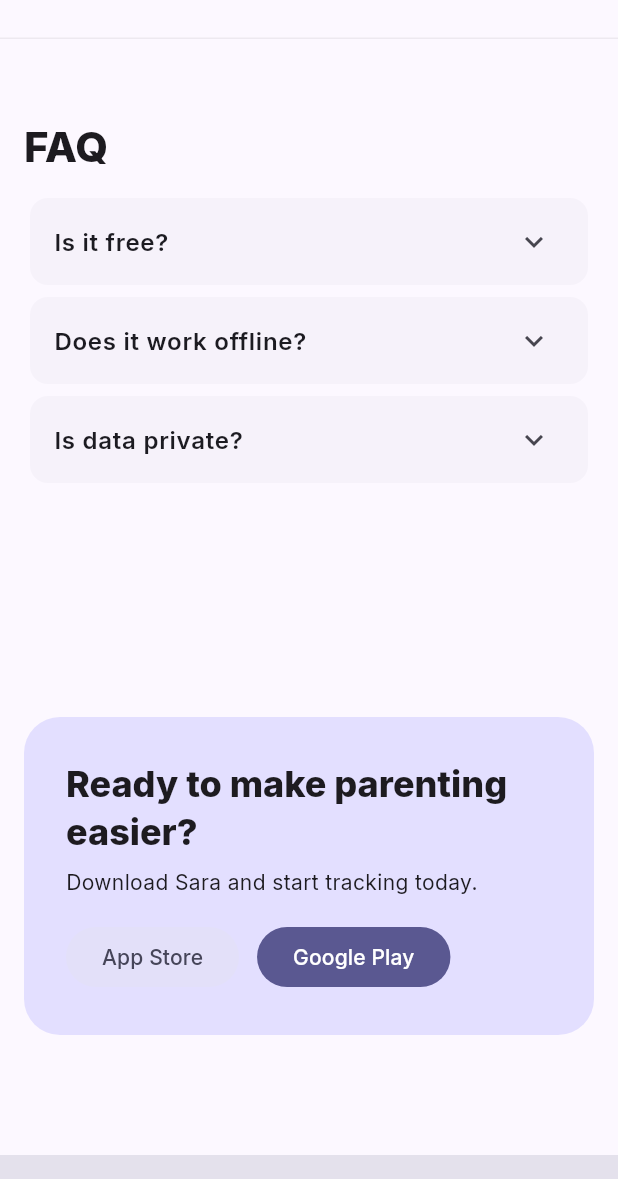
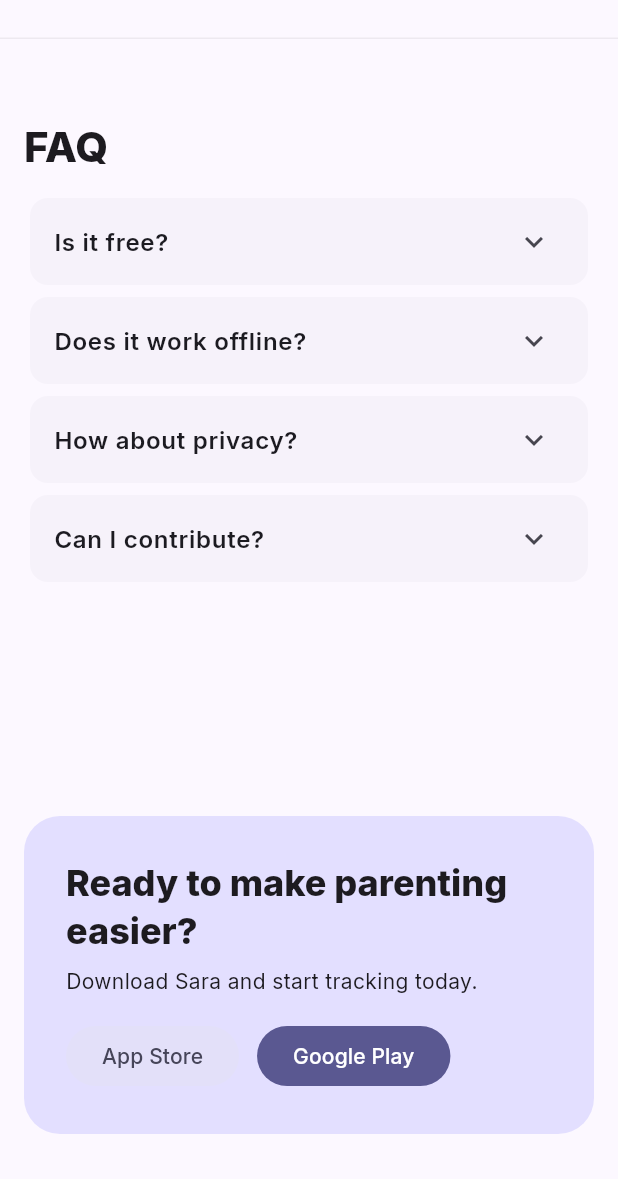
Before and after one commit to suleymansurucu/sara_baby_landing, a Flutter app: the screen it shows after launch, scrolled down 2880 dp, on a phone screen of 412 x 824 dp, the part 57-1236 px from its top. Run offline on Flutter 3.47's test engine with Material 3 defaults, Android fonts, the phone set to English and light mode, and no system bars; our stand-ins replace google_fonts.

Commit message:
feat: update FAQ section for clarity and add contribution information

```diff
--- a/lib/section/faq_section.dart
+++ b/lib/section/faq_section.dart
@@ -7,9 +7,10 @@
   @override
   Widget build(BuildContext context) {
     final faqs = [
-      ('Is it free?', 'Yes. The app is open-source and free to use.'),
-      ('Does it work offline?', 'Core tracking works offline; sync resumes when online.'),
-      ('Is data private?', 'We follow best practices and never sell personal data.'),
+      ('Is it free?', 'Yes. The app and this landing site are open-source.'),
+      ('Does it work offline?', 'Core tracking works offline; data syncs when back online.'),
+      ('How about privacy?', 'We follow best practices; no selling of personal data. See our repo for details.'),
+      ('Can I contribute?', 'Absolutely. Check GitHub issues and CONTRIBUTING.md to get started.'),
     ];
 
     return Padding(
```
